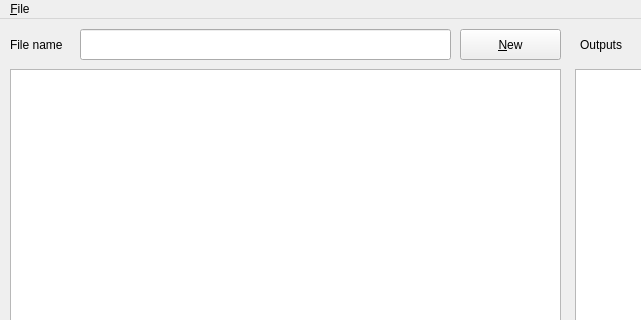
First picture: the form in mainwindow.ui, repository mjtorn/mjtqted, before the edit; both pictures show x 0 to 641 and y 0 to 320 of the 800 by 600 pixel window.
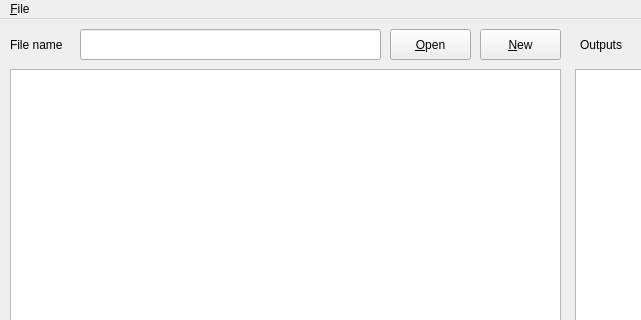
Second picture: the form after the edit.

Commit message: Functionality to open file

The edit to the form file:
```diff
--- a/mainwindow.ui
+++ b/mainwindow.ui
@@ -32,7 +32,7 @@
      <rect>
       <x>80</x>
       <y>10</y>
-      <width>371</width>
+      <width>301</width>
       <height>31</height>
      </rect>
     </property>
@@ -40,9 +40,9 @@
    <widget class="QPushButton" name="pushButton_New">
     <property name="geometry">
      <rect>
-      <x>460</x>
+      <x>480</x>
       <y>10</y>
-      <width>101</width>
+      <width>81</width>
       <height>31</height>
      </rect>
     </property>
@@ -99,6 +99,19 @@
      <string>Refresh</string>
     </property>
    </widget>
+   <widget class="QPushButton" name="pushButton_Open">
+    <property name="geometry">
+     <rect>
+      <x>390</x>
+      <y>10</y>
+      <width>81</width>
+      <height>31</height>
+     </rect>
+    </property>
+    <property name="text">
+     <string>&amp;Open</string>
+    </property>
+   </widget>
   </widget>
   <widget class="QMenuBar" name="menuBar">
    <property name="geometry">
```
The commit also changes 1 other file.
